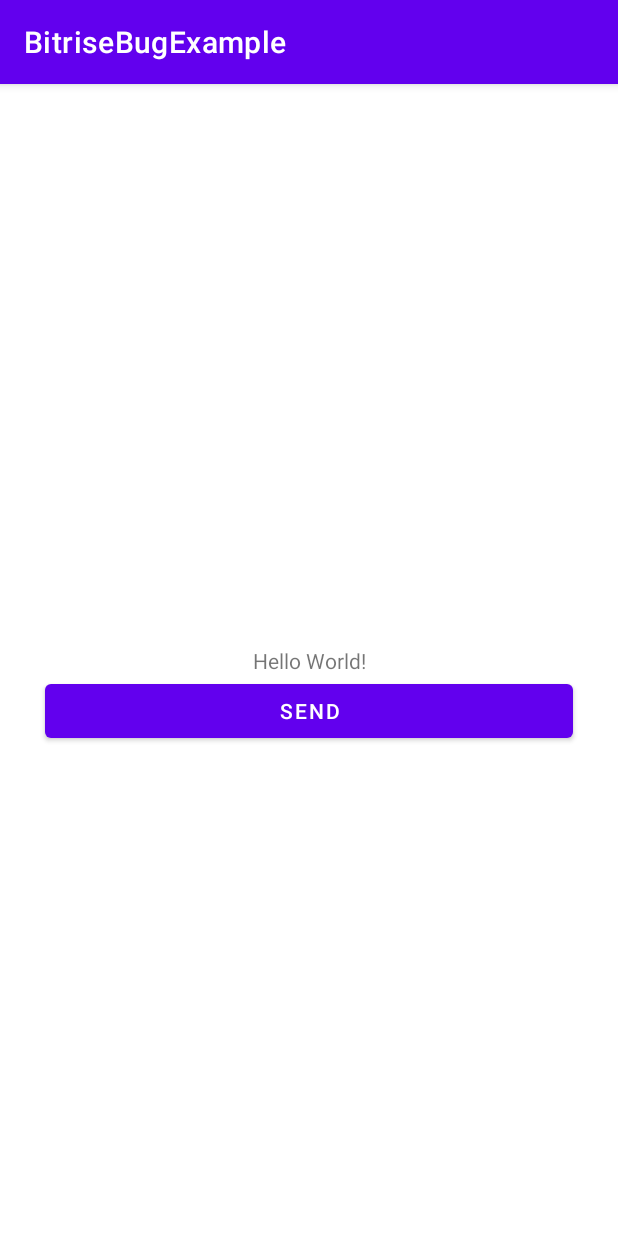
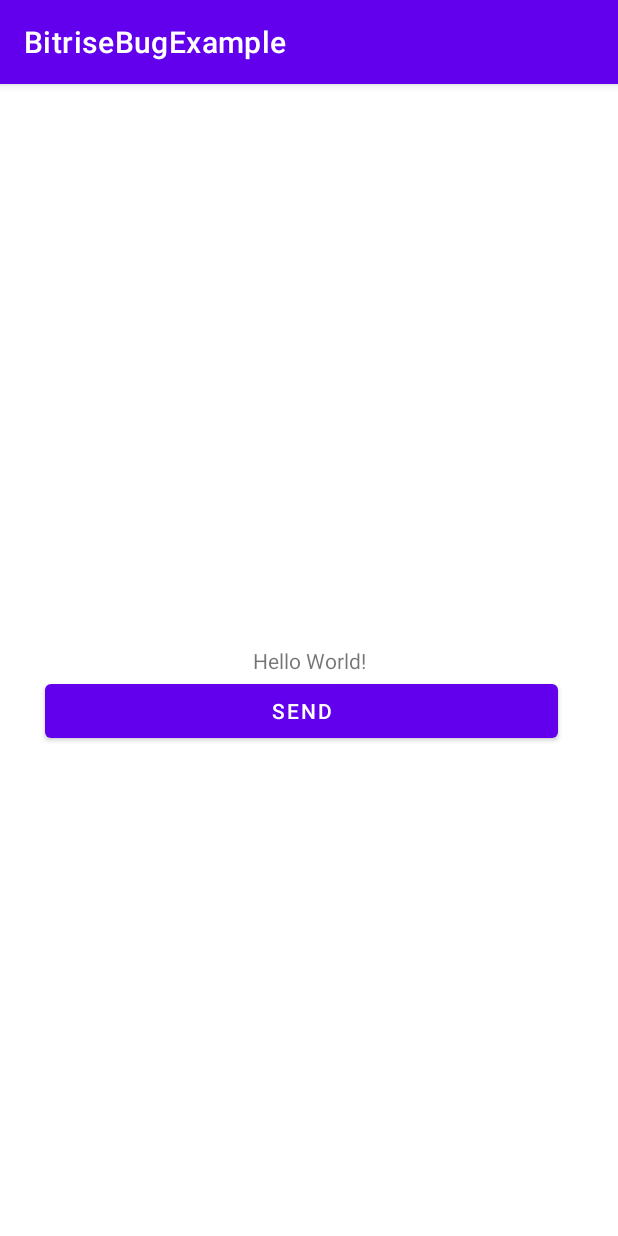
Before and after one commit to wise4rmgod/BitriseBugExample, an Android app: the screen it shows after launch (MainActivity), on a phone screen of 412 x 824 dp. Run offline under Robolectric (Android 15) with nearby library versions, the phone set to English and light mode, and no system bars.

```diff
--- a/app/src/main/res/layout/activity_main.xml
+++ b/app/src/main/res/layout/activity_main.xml
@@ -21,7 +21,7 @@
         android:layout_width="match_parent"
         android:layout_height="wrap_content"
         android:layout_marginStart="30dp"
-        android:layout_marginEnd="30dp"
+        android:layout_marginEnd="40dp"
         android:text="send"
         app:layout_constraintTop_toBottomOf="@id/textx" />
 
```
Also changed, not shown: 1 other file.
